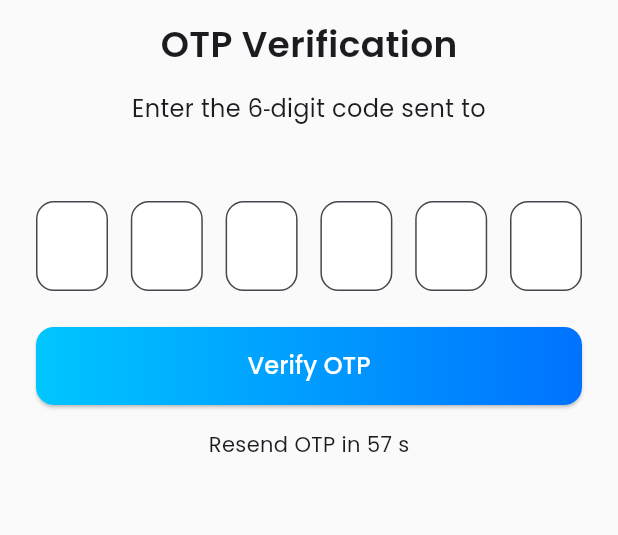
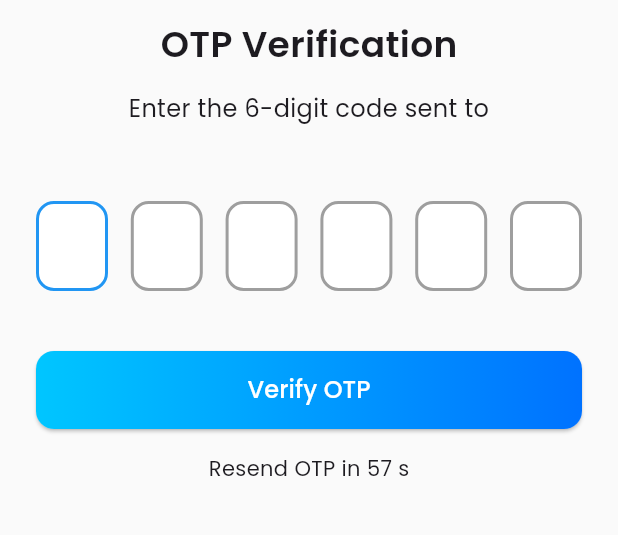
Before and after one commit to Devanshv17/SAATHI-, a Flutter app: the VerifyOtpPage screen opened directly with empty values, after a tap on "Verify OTP", on a phone screen of 412 x 824 dp, the part 405-940 px from its top. Run offline on Flutter 3.47's test engine with Material 3 defaults, Android fonts, the light colour scheme and no system bars; drawn by our look-alikes of pin_code_fields; our stand-ins replace cloud_firestore, firebase_auth, firebase_core, firebase_database, google_fonts, image_picker and 2 more; missing offline and left inert: firebase_phone_auth_handler, flutter_analog_clock, translator_plus; accounts and stored records are empty.

Commit message:
final with login

```diff
--- a/lib/verify_otp.dart
+++ b/lib/verify_otp.dart
@@ -1,5 +1,4 @@
 import 'dart:async';
-
 import 'package:flutter/material.dart';
 import 'package:provider/provider.dart';
 import 'package:google_fonts/google_fonts.dart';
@@ -7,6 +6,7 @@ import 'package:firebase_phone_auth_handler/firebase_phone_auth_handler.dart';
 import 'package:firebase_auth/firebase_auth.dart';
 import 'package:shared_preferences/shared_preferences.dart';
 import 'package:firebase_database/firebase_database.dart';
+import 'package:pin_code_fields/pin_code_fields.dart';
 import 'navbar.dart';
 import 'language_notifier.dart';
 import 'package:url_launcher/url_launcher.dart';
@@ -20,18 +20,20 @@ class VerifyOtpPage extends StatefulWidget {
 
 class _VerifyOtpPageState extends State<VerifyOtpPage> {
   late String phone;
-  final _otpControllers = List.generate(6, (_) => TextEditingController());
+  StreamController<ErrorAnimationType> _errorController = StreamController();
   bool _otpInvalid = false, _showDetailsForm = false;
+  String _currentPin = "";
 
-  final _detailsFormKey = GlobalKey<FormState>();
-  final _nameController = TextEditingController();
-  final _ageController = TextEditingController();
+  // details form
+  final _detailsFormKey  = GlobalKey<FormState>();
+  final _nameController  = TextEditingController();
+  final _ageController   = TextEditingController();
   String? _gender;
-  bool _goToSchool = false;
+  bool   _goToSchool     = false;
   final _classController = TextEditingController();
 
   Timer? _resendTimer;
-  int _resendSeconds = 60;
+  int    _resendSeconds  = 60;
   late TapGestureRecognizer _tapGestureRecognizer;
 
   @override
@@ -46,6 +48,7 @@ class _VerifyOtpPageState extends State<VerifyOtpPage> {
   @override
   void dispose() {
     _resendTimer?.cancel();
+    _errorController.close();
     _tapGestureRecognizer.dispose();
     super.dispose();
   }
@@ -53,20 +56,16 @@ class _VerifyOtpPageState extends State<VerifyOtpPage> {
   void _startResendCountdown() {
     _resendTimer?.cancel();
     setState(() => _resendSeconds = 60);
-    _resendTimer = Timer.periodic(const Duration(seconds: 1), (timer) {
-      if (_resendSeconds == 0) {
-        timer.cancel();
-      } else {
-        setState(() => _resendSeconds--);
-      }
+    _resendTimer = Timer.periodic(const Duration(seconds: 1), (t) {
+      if (_resendSeconds == 0) t.cancel();
+      else setState(() => _resendSeconds--);
     });
   }
 
   @override
   void didChangeDependencies() {
     super.didChangeDependencies();
-    final args =
-        ModalRoute.of(context)!.settings.arguments as Map<String, dynamic>;
+    final args = ModalRoute.of(context)!.settings.arguments as Map<String, dynamic>;
     phone = args['phone'] as String;
   }
 
@@ -76,47 +75,46 @@ class _VerifyOtpPageState extends State<VerifyOtpPage> {
       await launchUrl(uri, mode: LaunchMode.externalApplication);
     } else {
       ScaffoldMessenger.of(context).showSnackBar(
-        SnackBar(content: Text('Could not open link')),
+        const SnackBar(content: Text('Could not open link')),
       );
     }
   }
 
-  String get _enteredOtp => _otpControllers.map((c) => c.text).join();
+  String get _enteredOtp => _currentPin;
 
   Future<void> _verifyOtp(FirebasePhoneAuthController ctrl) async {
     if (_enteredOtp.length < 6) return;
     final ok = await ctrl.verifyOtp(_enteredOtp);
-    if (!ok)
+    if (!ok) {
+      _errorController.add(ErrorAnimationType.shake);
       setState(() => _otpInvalid = true);
-    else
+    } else {
       setState(() {
         _otpInvalid = false;
         _showDetailsForm = true;
       });
     }
+  }
 
   Future<void> _submitDetails() async {
     if (!_detailsFormKey.currentState!.validate()) return;
     final user = FirebaseAuth.instance.currentUser!;
-    final uid = user.uid;
+    final uid  = user.uid;
 
-    // 1) Write user data under /users/<uid>
     final userRef = FirebaseDatabase.instance.ref('users/$uid');
     await userRef.set({
-      'name': _nameController.text.trim(),
-      'age': int.parse(_ageController.text),
-      'gender': _gender ?? '',
-      'school': _goToSchool,
+      'name':    _nameController.text.trim(),
+      'age':     int.parse(_ageController.text),
+      'gender':  _gender ?? '',
+      'school':  _goToSchool,
       if (_goToSchool) 'class': _classController.text.trim(),
-      'phone': phone, // store phone number
+      'phone':   phone,
     });
 
-    // 2) Optional: maintain reverse index for fast lookup
     final phoneIndexRef = FirebaseDatabase.instance
         .ref('phone_to_uid/${Uri.encodeComponent(phone)}');
     await phoneIndexRef.set(uid);
 
-    // 3) Save login state and navigate
     final prefs = await SharedPreferences.getInstance();
     await prefs.setBool('loggedIn', true);
     await prefs.setString('role', 'user');
@@ -130,31 +128,33 @@ class _VerifyOtpPageState extends State<VerifyOtpPage> {
     return FirebasePhoneAuthHandler(
       phoneNumber: phone,
       signOutOnSuccessfulVerification: false,
-      sendOtpOnInitialize: true,
-      otpExpirationDuration: const Duration(seconds: 60),
-      autoRetrievalTimeOutDuration: const Duration(seconds: 60),
-      builder: (context, controller) {
+      sendOtpOnInitialize:            true,
+      otpExpirationDuration:          const Duration(seconds: 60),
+      autoRetrievalTimeOutDuration:   const Duration(seconds: 60),
+      builder: (ctx, controller) {
         return Scaffold(
+          resizeToAvoidBottomInset: true,
           backgroundColor: Colors.grey[50],
           appBar: NavBar(
             isHindi: isHindi,
-            onToggleLanguage: (val) =>
+            onToggleLanguage: (v) =>
                 Provider.of<LanguageNotifier>(context, listen: false)
-                    .toggleLanguage(val),
+                    .toggleLanguage(v),
           ),
-          body: Padding(
+          body: SafeArea(
+            child: SingleChildScrollView(
               padding: const EdgeInsets.all(24),
               child: _showDetailsForm
                   ? _buildDetailsForm(isHindi)
-                : _buildOtpForm(context, controller, isHindi),
+                  : _buildOtpForm(isHindi, controller),
+            ),
           ),
         );
       },
     );
   }
 
-  Widget _buildOtpForm(BuildContext context,
-      FirebasePhoneAuthController controller, bool isHindi) {
+  Widget _buildOtpForm(bool isHindi, FirebasePhoneAuthController ctrl) {
     return Column(
       crossAxisAlignment: CrossAxisAlignment.stretch,
       children: [
@@ -176,7 +176,7 @@ class _VerifyOtpPageState extends State<VerifyOtpPage> {
         Text(
           isHindi
               ? 'भेजा गया 6-अंकी कोड दर्ज करें'
-              : 'Enter the 6‑digit code sent to',
+              : 'Enter the 6-digit code sent to',
           style: GoogleFonts.poppins(fontSize: 16),
           textAlign: TextAlign.center,
         ),
@@ -186,11 +186,35 @@ class _VerifyOtpPageState extends State<VerifyOtpPage> {
           textAlign: TextAlign.center,
         ),
         const SizedBox(height: 24),
-        Row(
-          mainAxisAlignment: MainAxisAlignment.spaceBetween,
-          children: List.generate(6, (i) {
-            return _OtpBox(controller: _otpControllers[i]);
-          }),
+        PinCodeTextField(
+          appContext: context,
+          length: 6,
+          autoFocus: true,
+          animationType: AnimationType.fade,
+          pinTheme: PinTheme(
+            shape: PinCodeFieldShape.box,
+            borderRadius: BorderRadius.circular(12),
+            fieldHeight: 60,
+            fieldWidth: 48,
+            activeFillColor: Colors.white,
+            selectedFillColor: Colors.white,
+            inactiveFillColor: Colors.white,
+            activeColor: Colors.blueAccent,
+            selectedColor: Colors.blue,
+            inactiveColor: Colors.grey,
+          ),
+          cursorColor: Colors.black,
+          enableActiveFill: true,
+          errorAnimationController: _errorController,
+          keyboardType: TextInputType.number,
+          textStyle: GoogleFonts.poppins(fontSize: 24, fontWeight: FontWeight.w500),
+          onChanged: (val) {
+            setState(() {
+              _currentPin = val;
+              _otpInvalid = false;
+            });
+          },
+          onCompleted: (_) => _verifyOtp(ctrl),
         ),
         if (_otpInvalid) ...[
           const SizedBox(height: 12),
@@ -206,12 +230,11 @@ class _VerifyOtpPageState extends State<VerifyOtpPage> {
         SizedBox(
           height: 52,
           child: ElevatedButton(
+            onPressed: () => _verifyOtp(ctrl),
             style: ElevatedButton.styleFrom(
-              shape: RoundedRectangleBorder(
-                  borderRadius: BorderRadius.circular(12)),
+              shape: RoundedRectangleBorder(borderRadius: BorderRadius.circular(12)),
               padding: EdgeInsets.zero,
             ),
-            onPressed: () => _verifyOtp(controller),
             child: Ink(
               decoration: BoxDecoration(
                 gradient: const LinearGradient(
@@ -223,9 +246,8 @@ class _VerifyOtpPageState extends State<VerifyOtpPage> {
                 child: Text(
                   isHindi ? 'OTP सत्यापित करें' : 'Verify OTP',
                   style: GoogleFonts.poppins(
-                      fontSize: 16,
-                      fontWeight: FontWeight.w500,
-                      color: Colors.white),
+                      fontSize: 16, fontWeight: FontWeight.w500, color: Colors.white
+                  ),
                 ),
               ),
             ),
@@ -242,7 +264,7 @@ class _VerifyOtpPageState extends State<VerifyOtpPage> {
           )
               : TextButton(
             onPressed: () {
-                    controller.sendOTP();
+              ctrl.sendOTP();
               _startResendCountdown();
             },
             child: Text(
@@ -256,22 +278,17 @@ class _VerifyOtpPageState extends State<VerifyOtpPage> {
   }
 
   Widget _buildDetailsForm(bool isHindi) {
-    return SingleChildScrollView(
-      child: Form(
+    return Form(
       key: _detailsFormKey,
       child: Column(
         crossAxisAlignment: CrossAxisAlignment.stretch,
         children: [
           Text(isHindi ? 'मूल विवरण' : 'Basic Details',
-                style: GoogleFonts.poppins(
-                    fontSize: 22, fontWeight: FontWeight.w600)),
+              style: GoogleFonts.poppins(fontSize: 22, fontWeight: FontWeight.w600)),
           const SizedBox(height: 24),
-            _buildField(
-                _nameController, isHindi ? 'नाम' : 'Name', Icons.person),
+          _buildField(_nameController,  isHindi ? 'नाम'  : 'Name',       Icons.person),
           const SizedBox(height: 16),
-            _buildField(
-                _ageController, isHindi ? 'आयु' : 'Age', Icons.calendar_today,
-                isNumber: true),
+          _buildField(_ageController,   isHindi ? 'आयु'  : 'Age',        Icons.calendar_today, isNumber: true),
           const SizedBox(height: 16),
           DropdownButtonFormField<String>(
             decoration: InputDecoration(
@@ -279,16 +296,14 @@ class _VerifyOtpPageState extends State<VerifyOtpPage> {
               fillColor: Colors.white,
               prefixIcon: const Icon(Icons.wc),
               labelText: isHindi ? 'लिंग' : 'Gender',
-                border: OutlineInputBorder(
-                  borderRadius: BorderRadius.circular(12),
-                ),
+              border: OutlineInputBorder(borderRadius: BorderRadius.circular(12)),
             ),
             dropdownColor: Colors.white,
-              icon: const Icon(Icons.arrow_drop_down,
-                  size: 28, color: Colors.blueAccent),
+            icon: const Icon(Icons.arrow_drop_down, size: 28, color: Colors.blueAccent),
             items: ['Male', 'Female', 'Other']
                 .map((g) => DropdownMenuItem(
-                      value: g, child: Text(isHindi ? _translateGender(g) : g)))
+                value: g,
+                child: Text(isHindi ? _translateGender(g) : g)))
                 .toList(),
             onChanged: (v) => setState(() => _gender = v),
           ),
@@ -302,18 +317,16 @@ class _VerifyOtpPageState extends State<VerifyOtpPage> {
           ),
           if (_goToSchool) ...[
             const SizedBox(height: 8),
-              _buildField(
-                  _classController, isHindi ? 'कक्षा' : 'Class', Icons.school),
+            _buildField(_classController, isHindi ? 'कक्षा' : 'Class', Icons.school),
           ],
           const SizedBox(height: 15),
           Wrap(
             alignment: WrapAlignment.center,
             children: [
               RichText(
-                  textAlign: TextAlign.left,
+                textAlign: TextAlign.center,
                 text: TextSpan(
-                    style: GoogleFonts.poppins(
-                        fontSize: 16, color: Colors.grey[700]),
+                  style: GoogleFonts.poppins(fontSize: 16, color: Colors.grey[700]),
                   children: [
                     TextSpan(
                       text: isHindi
@@ -324,15 +337,10 @@ class _VerifyOtpPageState extends State<VerifyOtpPage> {
                       text: isHindi
                           ? 'शर्तें और गोपनीयता नीति'
                           : 'Terms and Privacy Policy',
-                        style: const TextStyle(
-                          color: Colors.blue,
-                          decoration: TextDecoration.underline,
-                        ),
+                      style: const TextStyle(color: Colors.blue, decoration: TextDecoration.underline),
                       recognizer: _tapGestureRecognizer,
                     ),
-                      TextSpan(
-                        text: isHindi ? ' से सहमत होते हैं।' : '.',
-                      ),
+                    TextSpan(text: isHindi ? ' से सहमत होते हैं।' : '.'),
                   ],
                 ),
               ),
@@ -342,26 +350,20 @@ class _VerifyOtpPageState extends State<VerifyOtpPage> {
           SizedBox(
             height: 52,
             child: ElevatedButton(
+              onPressed: _submitDetails,
               style: ElevatedButton.styleFrom(
-                  shape: RoundedRectangleBorder(
-                      borderRadius: BorderRadius.circular(12)),
+                shape: RoundedRectangleBorder(borderRadius: BorderRadius.circular(12)),
                 padding: EdgeInsets.zero,
               ),
-                onPressed: _submitDetails,
               child: Ink(
                 decoration: BoxDecoration(
-                    gradient: const LinearGradient(
-                      colors: [Color(0xFF00C6FF), Color(0xFF0072FF)],
-                    ),
+                  gradient: const LinearGradient(colors: [Color(0xFF00C6FF), Color(0xFF0072FF)]),
                   borderRadius: BorderRadius.circular(12),
                 ),
                 child: Center(
                   child: Text(
                     isHindi ? 'खाता बनाएँ' : 'Create Account',
-                      style: GoogleFonts.poppins(
-                          fontSize: 16,
-                          fontWeight: FontWeight.w500,
-                          color: Colors.white),
+                    style: GoogleFonts.poppins(fontSize: 16, fontWeight: FontWeight.w500, color: Colors.white),
                   ),
                 ),
               ),
@@ -369,23 +371,18 @@ class _VerifyOtpPageState extends State<VerifyOtpPage> {
           ),
         ],
       ),
-      ),
     );
   }
 
   String _translateGender(String g) {
     switch (g) {
-      case 'Male':
-        return 'पुरुष';
-      case 'Female':
-        return 'महिला';
-      default:
-        return 'अन्य';
+      case 'Male':   return 'पुरुष';
+      case 'Female': return 'महिला';
+      default:       return 'अन्य';
     }
   }
 
-  Widget _buildField(TextEditingController ctrl, String label, IconData icon,
-      {bool isNumber = false}) {
+  Widget _buildField(TextEditingController ctrl, String label, IconData icon, {bool isNumber = false}) {
     return TextFormField(
       controller: ctrl,
       keyboardType: isNumber ? TextInputType.number : TextInputType.text,
@@ -398,36 +395,3 @@ class _VerifyOtpPageState extends State<VerifyOtpPage> {
     );
   }
 }
-
-class _OtpBox extends StatelessWidget {
-  final TextEditingController controller;
-  const _OtpBox({required this.controller, Key? key}) : super(key: key);
-
-  @override
-  Widget build(BuildContext context) {
-    return SizedBox(
-      width: 48,
-      height: 60,
-      child: TextField(
-        controller: controller,
-        keyboardType: TextInputType.number,
-        textAlign: TextAlign.center,
-        maxLength: 1,
-        style: GoogleFonts.poppins(fontSize: 24, fontWeight: FontWeight.w500),
-        decoration: InputDecoration(
-          counterText: '',
-          filled: true,
-          fillColor: Colors.white,
-          border: OutlineInputBorder(borderRadius: BorderRadius.circular(12)),
-        ),
-        onChanged: (v) {
-          if (v.isNotEmpty) {
-            FocusScope.of(context).nextFocus();
-          } else {
-            FocusScope.of(context).previousFocus();
-          }
-        },
-      ),
-    );
-  }
-}
--- a/pubspec.yaml
+++ b/pubspec.yaml
@@ -48,6 +48,7 @@ dependencies:
   firebase_phone_auth_handler: ^1.1.0+1
   google_fonts: ^5.0.0
   url_launcher: ^6.1.5
+  pin_code_fields: ^8.0.1
 
 dev_dependencies:
   flutter_test:
```
Also changed, not shown: lib/profile.dart (+17 -9 lines), pubspec.lock, 129 other files. Lines whose indentation alone changed are shown as unchanged.
